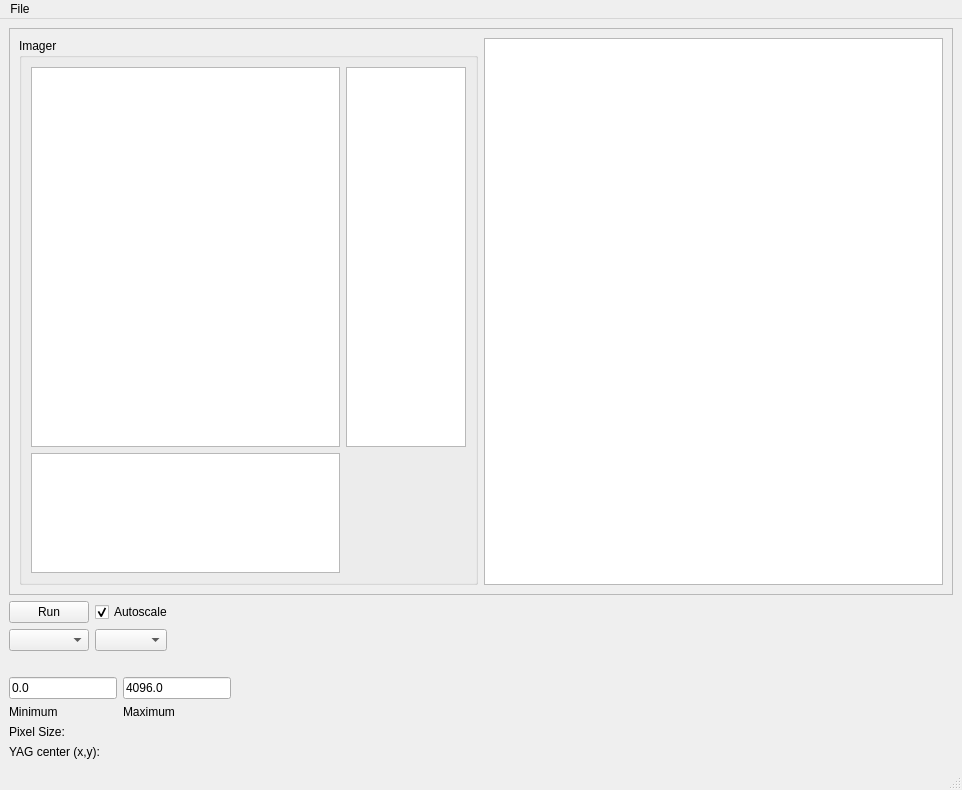
The window that PPM_centroid/PPM_screen.ui (mseaberg/slit_alignment) describes before a commit, drawn with Qt 5.
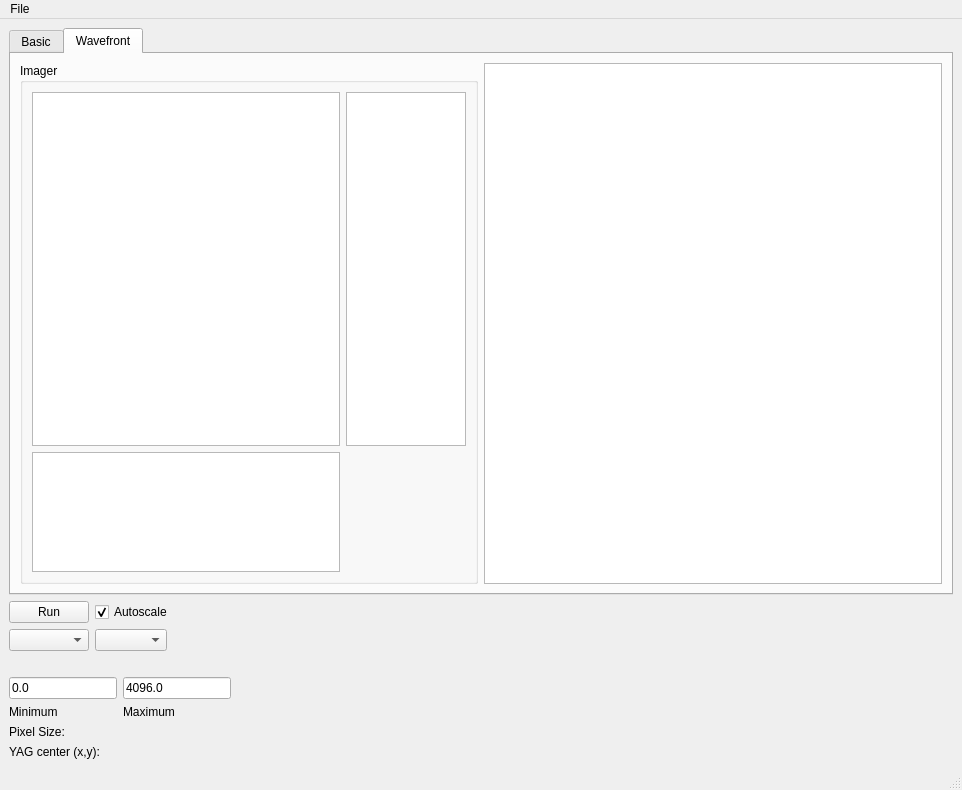
The same window after the commit. The open tabs and pages were chosen to show the change. Custom widgets are drawn as their Qt base class.

Commit message: added a wavefront tab

```diff
--- a/PPM_centroid/PPM_screen.ui
+++ b/PPM_centroid/PPM_screen.ui
@@ -16,13 +16,14 @@
   <widget class="QWidget" name="centralwidget">
    <layout class="QVBoxLayout" name="verticalLayout">
     <item>
-     <widget class="QFrame" name="frame">
-      <property name="frameShape">
-       <enum>QFrame::StyledPanel</enum>
+     <widget class="QTabWidget" name="tabWidget">
+      <property name="currentIndex">
+       <number>0</number>
       </property>
-      <property name="frameShadow">
-       <enum>QFrame::Raised</enum>
-      </property>
+      <widget class="QWidget" name="centroidTab">
+       <attribute name="title">
+        <string>Basic</string>
+       </attribute>
       <layout class="QHBoxLayout" name="horizontalLayout">
        <item>
         <widget class="QGroupBox" name="groupBox">
@@ -117,6 +118,105 @@
        </item>
       </layout>
      </widget>
+      <widget class="QWidget" name="wavefrontTab">
+       <attribute name="title">
+        <string>Wavefront</string>
+       </attribute>
+       <layout class="QHBoxLayout" name="horizontalLayout_2">
+        <item>
+         <widget class="QGroupBox" name="groupBox_2">
+          <property name="sizePolicy">
+           <sizepolicy hsizetype="Expanding" vsizetype="Expanding">
+            <horstretch>0</horstretch>
+            <verstretch>0</verstretch>
+           </sizepolicy>
+          </property>
+          <property name="title">
+           <string>Imager</string>
+          </property>
+          <layout class="QGridLayout" name="gridLayout_3">
+           <item row="0" column="0">
+            <widget class="GraphicsLayoutWidget" name="canvas_2">
+             <property name="sizePolicy">
+              <sizepolicy hsizetype="Expanding" vsizetype="Expanding">
+               <horstretch>0</horstretch>
+               <verstretch>0</verstretch>
+              </sizepolicy>
+             </property>
+             <property name="minimumSize">
+              <size>
+               <width>200</width>
+               <height>200</height>
+              </size>
+             </property>
+            </widget>
+           </item>
+           <item row="0" column="1">
+            <widget class="GraphicsLayoutWidget" name="vLineoutCanvas_2">
+             <property name="sizePolicy">
+              <sizepolicy hsizetype="Expanding" vsizetype="Expanding">
+               <horstretch>0</horstretch>
+               <verstretch>0</verstretch>
+              </sizepolicy>
+             </property>
+             <property name="minimumSize">
+              <size>
+               <width>0</width>
+               <height>0</height>
+              </size>
+             </property>
+             <property name="maximumSize">
+              <size>
+               <width>120</width>
+               <height>16777215</height>
+              </size>
+             </property>
+            </widget>
+           </item>
+           <item row="1" column="0">
+            <widget class="GraphicsLayoutWidget" name="hLineoutCanvas_2">
+             <property name="sizePolicy">
+              <sizepolicy hsizetype="Expanding" vsizetype="Expanding">
+               <horstretch>0</horstretch>
+               <verstretch>0</verstretch>
+              </sizepolicy>
+             </property>
+             <property name="minimumSize">
+              <size>
+               <width>0</width>
+               <height>0</height>
+              </size>
+             </property>
+             <property name="maximumSize">
+              <size>
+               <width>16777215</width>
+               <height>120</height>
+              </size>
+             </property>
+            </widget>
+           </item>
+          </layout>
+         </widget>
+        </item>
+        <item>
+         <widget class="GraphicsLayoutWidget" name="plotCanvas_2">
+          <property name="sizePolicy">
+           <sizepolicy hsizetype="Expanding" vsizetype="Expanding">
+            <horstretch>0</horstretch>
+            <verstretch>0</verstretch>
+           </sizepolicy>
+          </property>
+          <property name="minimumSize">
+           <size>
+            <width>200</width>
+            <height>200</height>
+           </size>
+          </property>
+         </widget>
+        </item>
+       </layout>
+      </widget>
+     </widget>
     </item>
     <item>
      <layout class="QGridLayout" name="gridLayout">
```
Left out of the diff: 110 changed lines with no effect on the pictures. Lines whose indentation alone changed are shown as unchanged.
